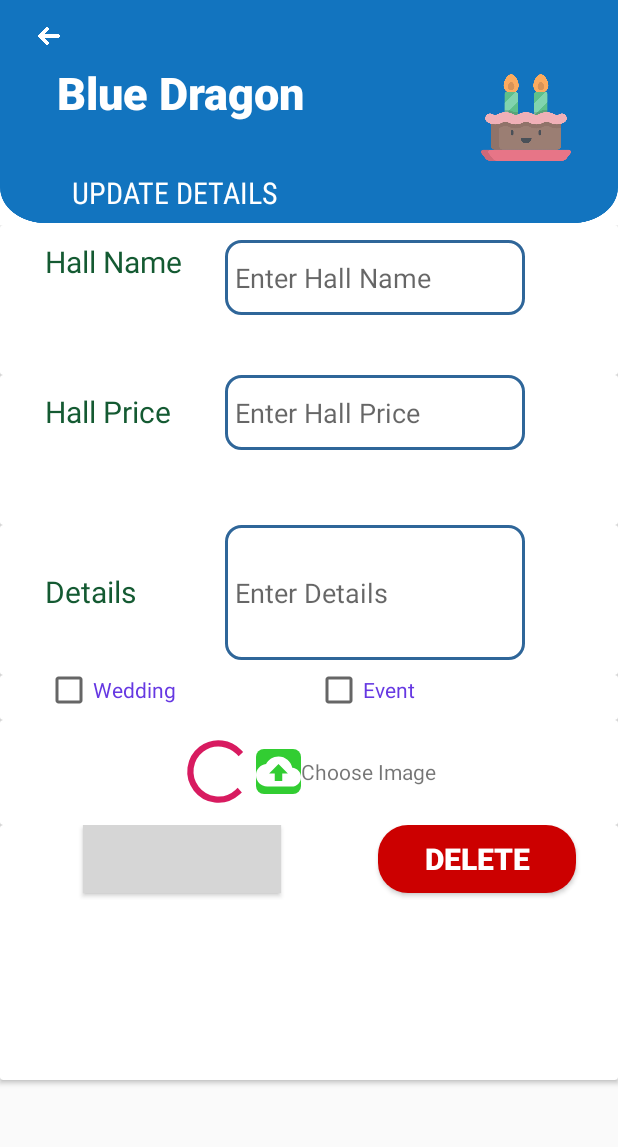
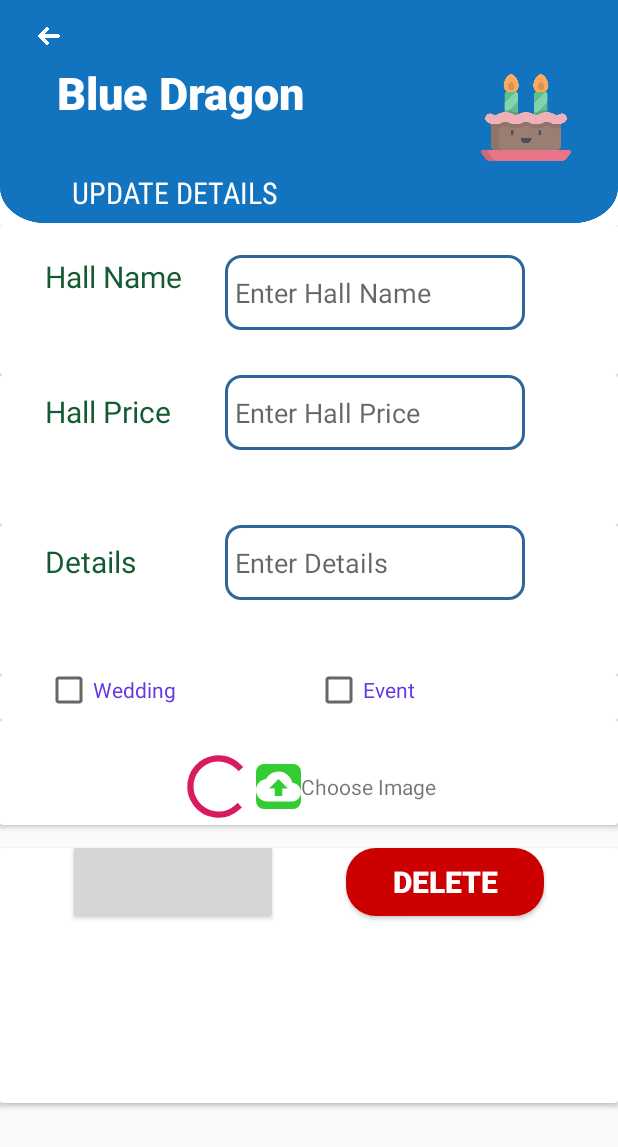
Before and after one commit to KusalPriyanka/Hotel-Management-App, an Android app: the EM_EventDetails screen opened directly, with no data from a screen before it, on a phone screen of 412 x 824 dp. Shown: the top 1147 px of the screen. Run offline under Robolectric (Android 15) with nearby library versions, the phone set to English and light mode, and no system bars; our stand-ins replace Firebase (no records; nobody signed in at launch, a user with empty details on screens opened directly); 3 statements that could not run were skipped; grey boxes are pictures that could not be loaded.

Commit message:
Insertion form Updated

```diff
--- a/app/src/main/java/com/example/hotelmanagement/EM_AddhallDetails.java
+++ b/app/src/main/java/com/example/hotelmanagement/EM_AddhallDetails.java
@@ -121,7 +121,7 @@ public class EM_AddhallDetails extends AppCompatActivity {
 
     public void insertData(){
 
-        addHallPro.setVisibility(View.VISIBLE);
+
         dbf = FirebaseDatabase.getInstance().getReference().child("EM_HallManagement");
         dbf.addValueEventListener(new ValueEventListener() {
             @Override
@@ -170,7 +170,7 @@ public class EM_AddhallDetails extends AppCompatActivity {
                             @Override
                             public void onComplete(@NonNull Task<Void> task) {
                                 if(task.isSuccessful()){
-                                    addHallPro.setVisibility(View.GONE);
+
                                     Toast.makeText(getApplicationContext(), "Data Inserted Successfully!", Toast.LENGTH_SHORT).show();
                                     Intent intent = new Intent(EM_AddhallDetails.this, EM_Addhalls.class);
                                     startActivity(intent);
--- a/app/src/main/res/layout/activity_em__addhall_details.xml
+++ b/app/src/main/res/layout/activity_em__addhall_details.xml
@@ -147,7 +147,7 @@
                         android:hint="Enter hall Name"
                         android:background="@drawable/edittext_style"
                         android:layout_marginLeft="20dp"
-                        android:layout_marginTop="10dp"
+                        android:layout_marginTop="5dp"
 
                         />
 
@@ -225,7 +225,7 @@
                     <EditText
                         android:id="@+id/descrip"
                         android:layout_width="200dp"
-                        android:layout_height="90dp"
+                        android:layout_height="50dp"
                         android:hint="Enter Details"
                         android:layout_marginLeft="20dp"
                         android:background="@drawable/edittext_style"
@@ -338,7 +338,8 @@
                 <LinearLayout
                     android:layout_width="match_parent"
                     android:layout_height="200dp"
-                    android:orientation="vertical">
+                    android:orientation="vertical"
+                    android:layout_marginTop="15dp">
 
                     <Button
                         android:id="@+id/addbuttonhall"
--- a/app/src/main/res/layout/activity_em__event_details.xml
+++ b/app/src/main/res/layout/activity_em__event_details.xml
@@ -135,7 +135,8 @@
                     <LinearLayout
                         android:layout_width="match_parent"
                         android:layout_height="100dp"
-                        android:orientation="horizontal">
+                        android:orientation="horizontal"
+                        android:layout_marginTop="10dp">
 
                         <TextView
                             android:layout_width="100dp"
@@ -232,7 +233,7 @@
                         <EditText
                             android:id="@+id/descripudate"
                             android:layout_width="200dp"
-                            android:layout_height="90dp"
+                            android:layout_height="50dp"
                             android:hint="Enter Details"
                             android:layout_marginLeft="20dp"
                             android:background="@drawable/edittext_style"
@@ -304,7 +305,8 @@
         android:layout_width="match_parent"
         android:layout_height="60dp"
         android:layout_gravity="center"
-        android:gravity="center">
+        android:gravity="center"
+        android:layout_marginTop="10dp">
 
         <ProgressBar
             android:id="@+id/uploadImagePro"
@@ -335,6 +337,7 @@
                 <androidx.cardview.widget.CardView
                     android:layout_width="match_parent"
                     android:layout_height="170dp"
+                    android:layout_marginTop="15dp"
                    >
 
                     <androidx.constraintlayout.widget.ConstraintLayout
@@ -349,8 +352,7 @@
                             android:layout_gravity="center"
 
 
-                            android:layout_marginEnd="8dp"
-
+                            android:layout_marginBottom="8dp"
                             android:background="@drawable/mm_edit_button"
                             android:foregroundGravity="center"
                             android:gravity="center"
@@ -358,18 +360,19 @@
                             android:textColor="#ffff"
                             android:textSize="20dp"
                             android:textStyle="bold"
+                            app:layout_constraintBottom_toBottomOf="parent"
                             app:layout_constraintEnd_toStartOf="@+id/deletebtn"
-                            app:layout_constraintHorizontal_bias="0.495"
+                            app:layout_constraintHorizontal_bias="0.5"
                             app:layout_constraintStart_toStartOf="parent"
-                            tools:layout_editor_absoluteY="3dp" />
+                            app:layout_constraintTop_toTopOf="parent" />
 
                         <Button
                             android:id="@+id/deletebtn"
                             android:layout_width="132dp"
                             android:layout_height="45dp"
                             android:layout_gravity="center"
-                            android:layout_marginEnd="28dp"
 
+                            android:layout_marginBottom="8dp"
                             android:background="@drawable/button_style_delete"
                             android:foregroundGravity="center"
                             android:gravity="center"
@@ -377,8 +380,12 @@
                             android:textColor="#ffff"
                             android:textSize="20dp"
                             android:textStyle="bold"
+                            app:layout_constraintBottom_toBottomOf="parent"
                             app:layout_constraintEnd_toEndOf="parent"
-                            tools:layout_editor_absoluteY="3dp" />
+                            app:layout_constraintHorizontal_bias="0.5"
+                            app:layout_constraintStart_toEndOf="@+id/udatepagebtn"
+                            app:layout_constraintTop_toTopOf="parent"
+                            app:layout_constraintVertical_bias="0.0" />
 
 
                     </androidx.constraintlayout.widget.ConstraintLayout>
```
